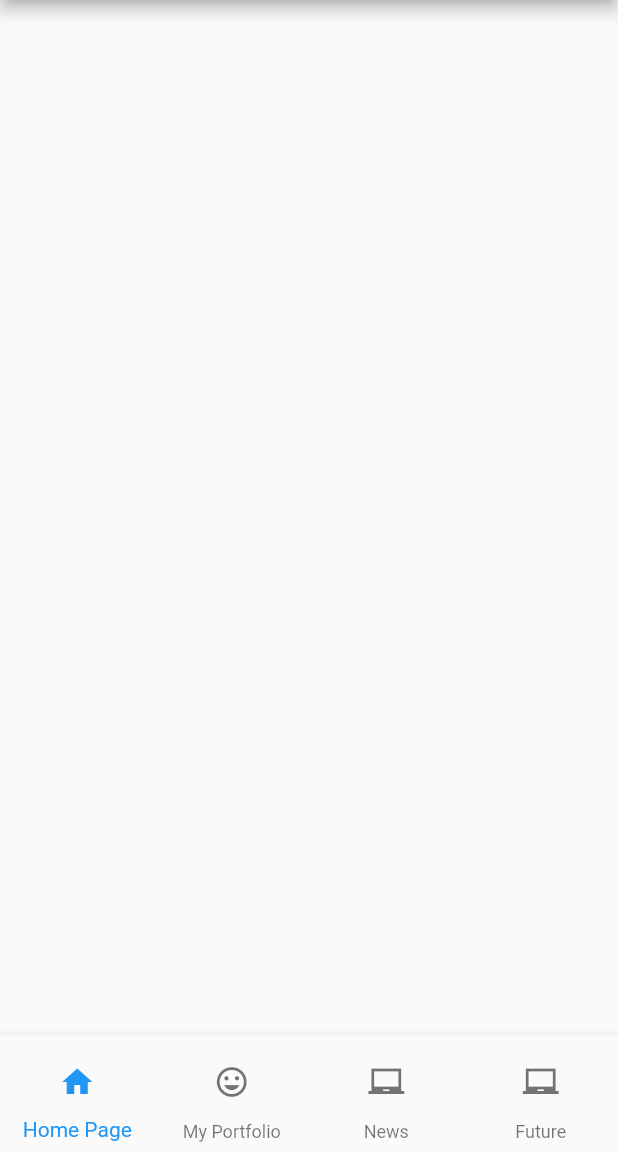
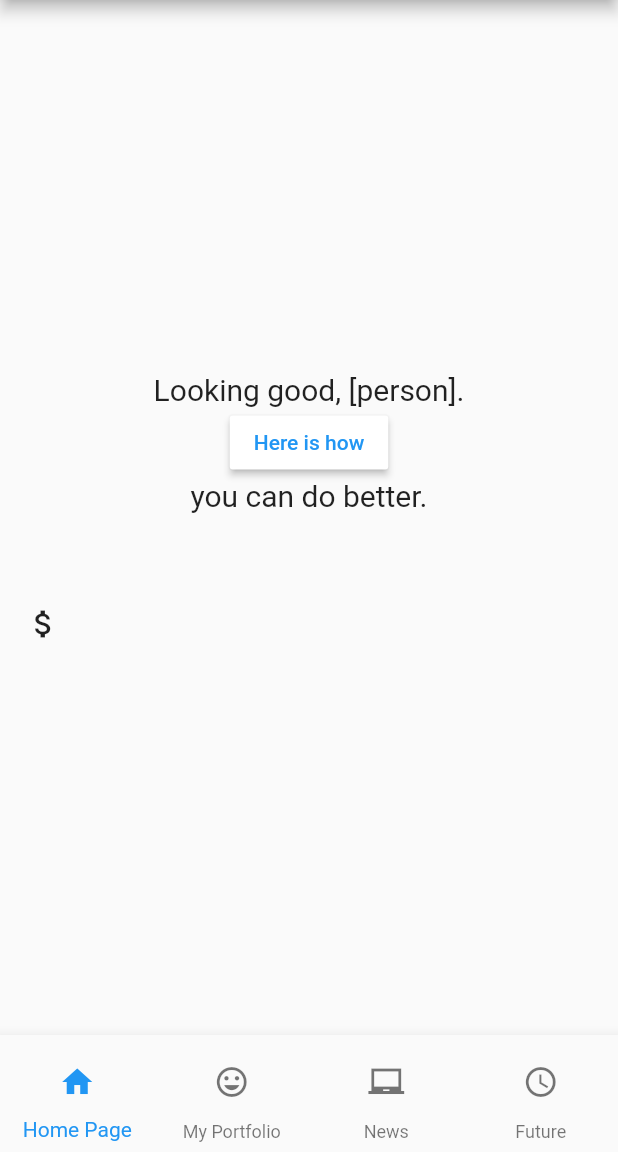
Before and after one commit to shreyachalla/sprout-dsc, a Flutter app: the screen it shows after launch, on a phone screen of 412 x 824 dp, the part 84-1236 px from its top. Run offline on Flutter 3.47's test engine with Material 2 defaults, Android fonts, the phone set to English and light mode, and no system bars; our stand-ins replace pie_chart.

Commit message:
include home element in outline

```diff
--- a/sprout_project/lib/outline.dart
+++ b/sprout_project/lib/outline.dart
@@ -2,8 +2,8 @@ import 'package:flutter/material.dart';
 import 'news.dart';
 import 'portfolio.dart';
 import 'home.dart';
-
 import 'future.dart';
+import 'login.dart';
 
 //import 'stocks.dart';
 
@@ -11,12 +11,65 @@ void main() {
   runApp(Outline());
 }
 
-class OutlineState extends State<Outline> {
+class Outline extends StatelessWidget {
   @override
   Widget build(BuildContext context) {
     return Scaffold(
       appBar: AppBar(
         title: Text('Sprout'),
+      ),
+      body: Center(
+        child: Column(
+          mainAxisAlignment: MainAxisAlignment.center,
+          children: <Widget>[
+            Text(
+              'Looking good, [person].',
+              style: TextStyle(
+                fontSize: 20,
+              ),
+            ),
+            RaisedButton(
+              textColor: Colors.blue,
+              color: Colors.white,
+              child: Text('Here is how'),
+              onPressed: () {
+                navigateToSubPage(context);
+              },
+            ),
+            Text(
+              'you can do better.',
+              style: TextStyle(
+                fontSize: 20,
+              ),
+            ),
+            Container(
+              margin: EdgeInsets.fromLTRB(5, 50, 300, 2),
+              alignment: Alignment.bottomLeft,
+              child: IconButton(
+                  icon: Icon(
+                    Icons.attach_money_outlined,
+                  ),
+                  onPressed: () {
+                    return showDialog(
+                      context: context,
+                      builder: (ctx) => AlertDialog(
+                        title: Text("Tip of the Day"),
+                        content: Text(
+                            "Investing in healthcare ASAP could give you a booming return, recent studies show."),
+                        actions: <Widget>[
+                          FlatButton(
+                            onPressed: () {
+                              Navigator.of(ctx).pop();
+                            },
+                            child: Text("Great!"),
+                          ),
+                        ],
+                      ),
+                    );
+                  }),
+            ),
+          ],
+        ),
       ),
       bottomNavigationBar: BottomNavigationBar(
         type: BottomNavigationBarType.fixed,
@@ -54,9 +107,7 @@ class OutlineState extends State<Outline> {
               label: 'News'),
           BottomNavigationBarItem(
               icon: IconButton(
-                icon: Icon(
-                  Icons.laptop_chromebook_sharp,
-                ),
+                icon: Icon(Icons.access_time),
                 onPressed: () {
                   navigateToFuturePage(context);
                 },
@@ -65,6 +116,10 @@ class OutlineState extends State<Outline> {
         ],
       ),
     );
+  }
+
+  Future navigateToSubPage(context) async {
+    Navigator.push(context, MaterialPageRoute(builder: (context) => SubPage()));
   }
 
   Future navigateToPortfolioPage(context) async {
@@ -78,18 +133,16 @@ class OutlineState extends State<Outline> {
   }
 
   Future navigateToHomePage(context) async {
-    Navigator.push(
-        context, MaterialPageRoute(builder: (context) => MainPage()));
+    Navigator.push(context, MaterialPageRoute(builder: (context) => Outline()));
   }
 
   Future navigateToFuturePage(context) async {
-    Navigator.push(
-        context, MaterialPageRoute(builder: (context) => FuturePage()));
+    Navigator.push(context, MaterialPageRoute(builder: (context) => MyApp()));
   }
 }
 
-class Outline extends StatefulWidget {
+/*class Outline extends StatefulWidget {
   State<StatefulWidget> createState() {
     return OutlineState();
   }
-}
+}*/
```
